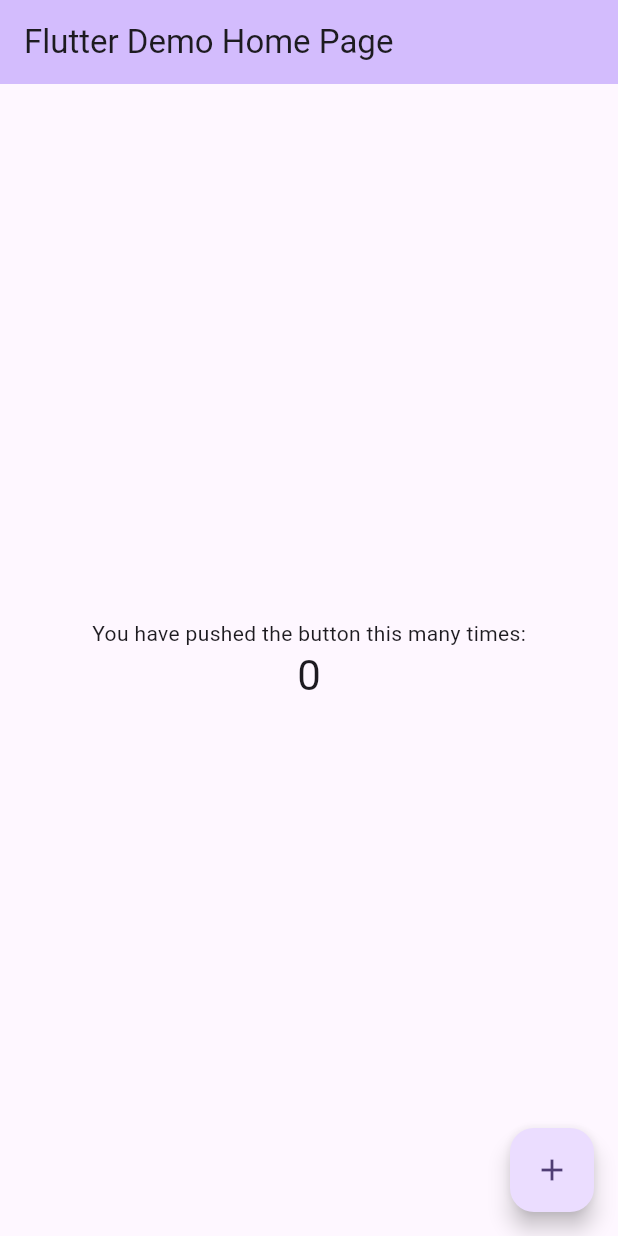
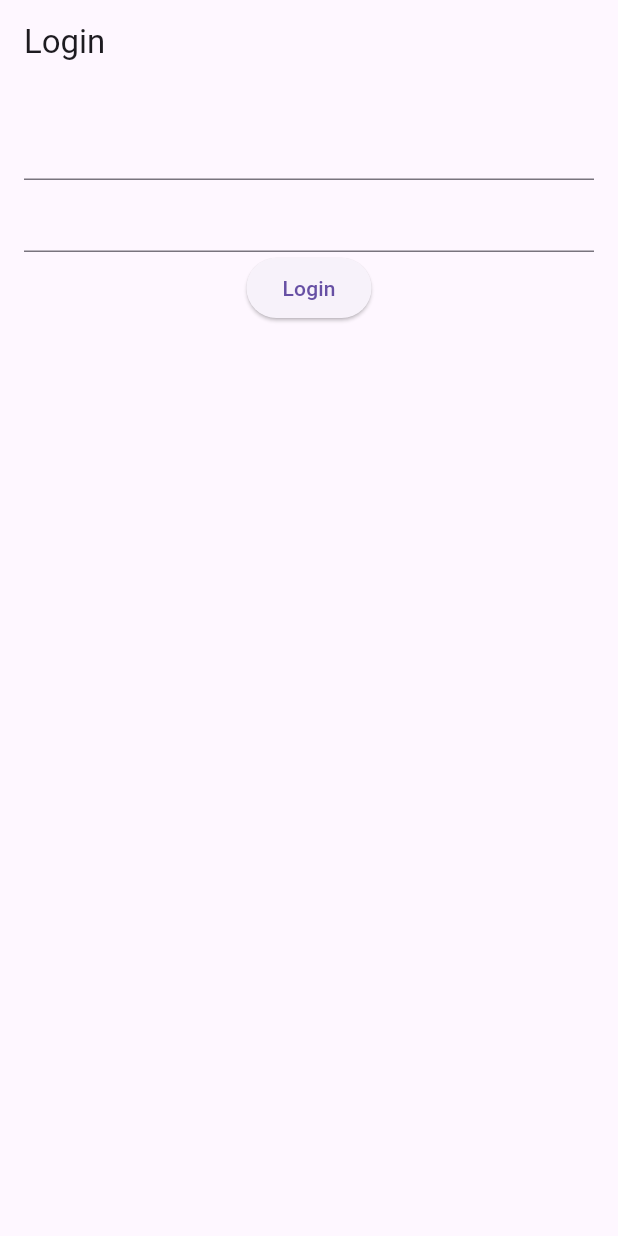
Before and after one commit to angel65-lgtm/EvaluacionDAMU3, a Flutter app: the screen it shows after launch, on a phone screen of 412 x 824 dp. Run offline on Flutter 3.47's test engine with Material 3 defaults, Android fonts, the phone set to English and light mode, and no system bars.

Commit message:
Archivos ".dart" agregados

```diff
--- /dev/null
+++ b/lib/login_page.dart
@@ -0,0 +1,41 @@
+import 'package:flutter/material.dart';
+import 'api_service.dart';
+import 'home_page.dart';
+
+class LoginPage extends StatelessWidget {
+  final userController = TextEditingController();
+  final passController = TextEditingController();
+  final api = ApiService();
+
+  @override
+  Widget build(BuildContext context) {
+    return Scaffold(
+      appBar: AppBar(title: Text('Login')),
+      body: Padding(
+        padding: EdgeInsets.all(16),
+        child: Column(
+          children: [
+            TextField(controller: userController),
+            TextField(controller: passController, obscureText: true),
+            ElevatedButton(
+              onPressed: () async {
+                int userId = await api.login(
+                  userController.text,
+                  passController.text,
+                );
+
+                Navigator.push(
+                  context,
+                  MaterialPageRoute(
+                    builder: (_) => HomePage(userId: userId),
+                  ),
+                );
+              },
+              child: Text('Login'),
+            )
+          ],
+        ),
+      ),
+    );
+  }
+}
--- a/lib/main.dart
+++ b/lib/main.dart
@@ -1,4 +1,5 @@
 import 'package:flutter/material.dart';
+import 'login_page.dart';
 
 void main() {
   runApp(const MyApp());
@@ -7,116 +8,11 @@ void main() {
 class MyApp extends StatelessWidget {
   const MyApp({super.key});
 
-  // This widget is the root of your application.
   @override
   Widget build(BuildContext context) {
     return MaterialApp(
-      title: 'Flutter Demo',
-      theme: ThemeData(
-        // This is the theme of your application.
-        //
-        // TRY THIS: Try running your application with "flutter run". You'll see
-        // the application has a purple toolbar. Then, without quitting the app,
-        // try changing the seedColor in the colorScheme below to Colors.green
-        // and then invoke "hot reload" (save your changes or press the "hot
-        // reload" button in a Flutter-supported IDE, or press "r" if you used
-        // the command line to start the app).
-        //
-        // Notice that the counter didn't reset back to zero; the application
-        // state is not lost during the reload. To reset the state, use hot
-        // restart instead.
-        //
-        // This works for code too, not just values: Most code changes can be
-        // tested with just a hot reload.
-        colorScheme: .fromSeed(seedColor: Colors.deepPurple),
-      ),
-      home: const MyHomePage(title: 'Flutter Demo Home Page'),
+      debugShowCheckedModeBanner: false,
+      home: LoginPage(),
     );
   }
 }
-
-class MyHomePage extends StatefulWidget {
-  const MyHomePage({super.key, required this.title});
-
-  // This widget is the home page of your application. It is stateful, meaning
-  // that it has a State object (defined below) that contains fields that affect
-  // how it looks.
-
-  // This class is the configuration for the state. It holds the values (in this
-  // case the title) provided by the parent (in this case the App widget) and
-  // used by the build method of the State. Fields in a Widget subclass are
-  // always marked "final".
-
-  final String title;
-
-  @override
-  State<MyHomePage> createState() => _MyHomePageState();
-}
-
-class _MyHomePageState extends State<MyHomePage> {
-  int _counter = 0;
-
-  void _incrementCounter() {
-    setState(() {
-      // This call to setState tells the Flutter framework that something has
-      // changed in this State, which causes it to rerun the build method below
-      // so that the display can reflect the updated values. If we changed
-      // _counter without calling setState(), then the build method would not be
-      // called again, and so nothing would appear to happen.
-      _counter++;
-    });
-  }
-
-  @override
-  Widget build(BuildContext context) {
-    // This method is rerun every time setState is called, for instance as done
-    // by the _incrementCounter method above.
-    //
-    // The Flutter framework has been optimized to make rerunning build methods
-    // fast, so that you can just rebuild anything that needs updating rather
-    // than having to individually change instances of widgets.
-    return Scaffold(
-      appBar: AppBar(
-        // TRY THIS: Try changing the color here to a specific color (to
-        // Colors.amber, perhaps?) and trigger a hot reload to see the AppBar
-        // change color while the other colors stay the same.
-        backgroundColor: Theme.of(context).colorScheme.inversePrimary,
-        // Here we take the value from the MyHomePage object that was created by
-        // the App.build method, and use it to set our appbar title.
-        title: Text(widget.title),
-      ),
-      body: Center(
-        // Center is a layout widget. It takes a single child and positions it
-        // in the middle of the parent.
-        child: Column(
-          // Column is also a layout widget. It takes a list of children and
-          // arranges them vertically. By default, it sizes itself to fit its
-          // children horizontally, and tries to be as tall as its parent.
-          //
-          // Column has various properties to control how it sizes itself and
-          // how it positions its children. Here we use mainAxisAlignment to
-          // center the children vertically; the main axis here is the vertical
-          // axis because Columns are vertical (the cross axis would be
-          // horizontal).
-          //
-          // TRY THIS: Invoke "debug painting" (choose the "Toggle Debug Paint"
-          // action in the IDE, or press "p" in the console), to see the
-          // wireframe for each widget.
-          mainAxisAlignment: .center,
-          children: [
-            const Text('You have pushed the button this many times:'),
-            Text(
-              '$_counter',
-              style: Theme.of(context).textTheme.headlineMedium,
-            ),
-          ],
-        ),
-      ),
-      floatingActionButton: FloatingActionButton(
-        onPressed: _incrementCounter,
-        tooltip: 'Increment',
-        child: const Icon(Icons.add),
-      ),
-    );
-  }
-}
--- /dev/null
+++ b/lib/paquete.dart
@@ -0,0 +1,25 @@
+class Paquete {
+  final int id;
+  final String nombre;
+  final String descripcion;
+  final String destino;
+  final String status;
+
+  Paquete({
+    required this.id,
+    required this.nombre,
+    required this.descripcion,
+    required this.destino,
+    required this.status,
+  });
+
+  factory Paquete.fromJson(Map<String, dynamic> json) {
+    return Paquete(
+      id: json['id'],
+      nombre: json['nombre'],
+      descripcion: json['descripcion'],
+      destino: json['destino'],
+      status: json['status'],
+    );
+  }
+}
```
Also changed, not shown: lib/api_service.dart (added, +41 -0 lines), lib/detalle_page.dart (added, +30 -0 lines), lib/home_page.dart (added, +16 -0 lines), lib/paquetes_page.dart (added, +65 -0 lines).
